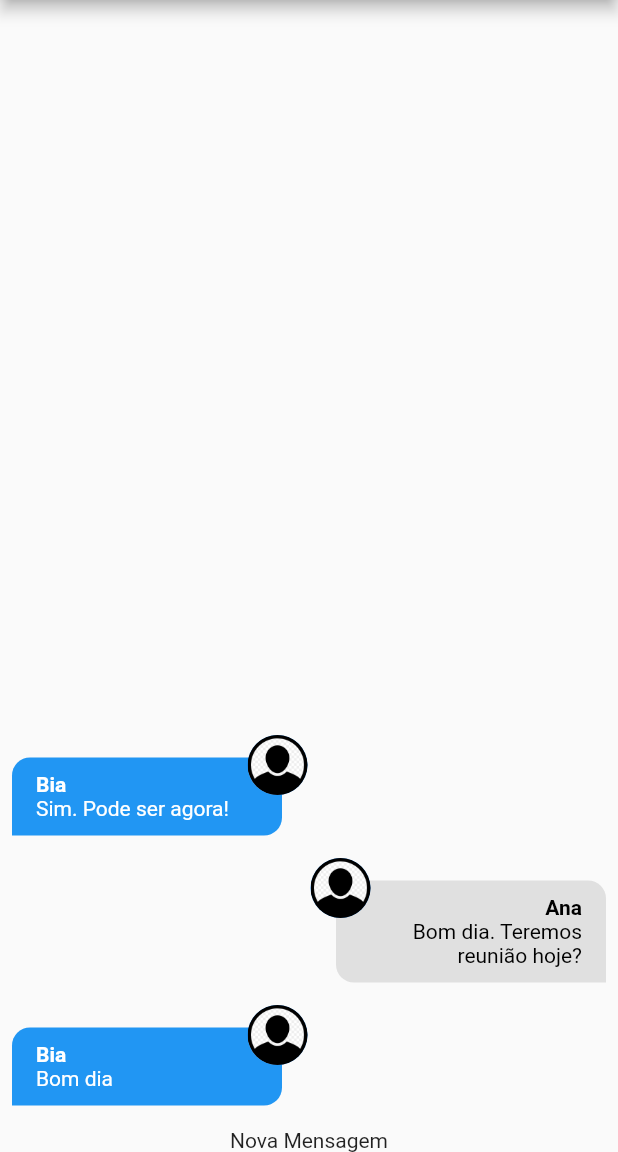
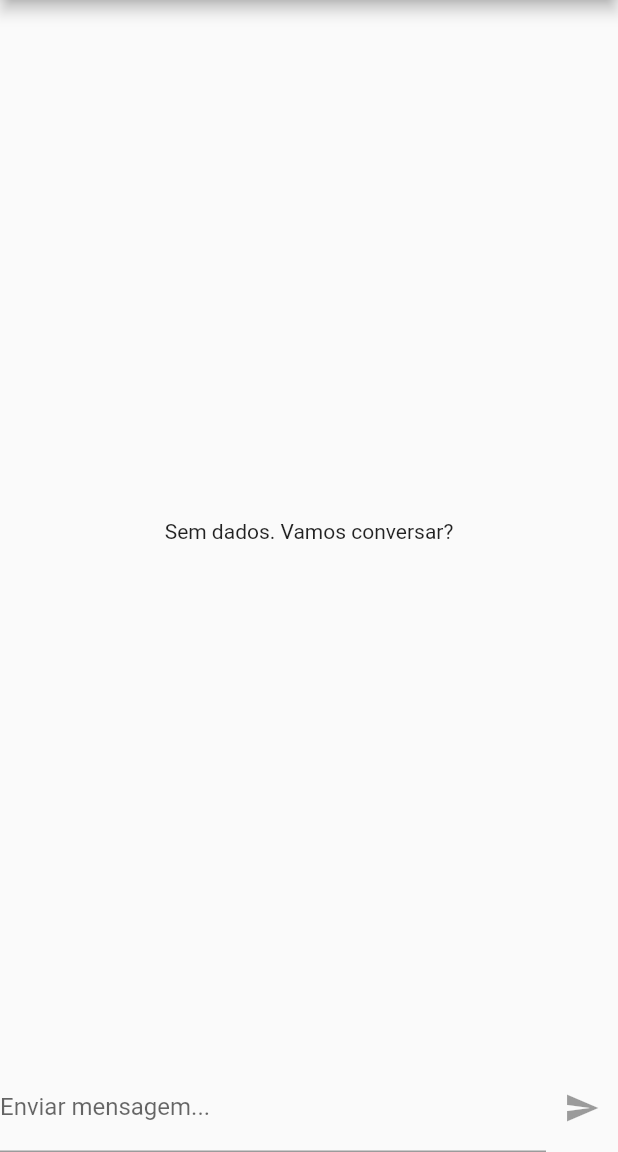
Before and after one commit to lucasgaldinodev/cod3r_flutter_chat, a Flutter app: the screen it shows after launch, on a phone screen of 412 x 824 dp, the part 84-1236 px from its top. Run offline on Flutter 3.47's test engine with Material 2 defaults, Android fonts, the phone set to English and light mode, and no system bars; our stand-ins replace image_picker; accounts and stored records are empty.

Commit message:
385_componente_new_message

```diff
--- a/lib/components/new_message.dart
+++ b/lib/components/new_message.dart
@@ -1,12 +1,50 @@
+import 'package:chat/core/services/auth/auth_service.dart';
+import 'package:chat/core/services/chat/chat_service.dart';
 import 'package:flutter/material.dart';
 
-class NewMessage extends StatelessWidget {
+class NewMessage extends StatefulWidget {
   const NewMessage({super.key});
 
   @override
+  State<NewMessage> createState() => _NewMessageState();
+}
+
+class _NewMessageState extends State<NewMessage> {
+  String _message = '';
+  final _messageController = TextEditingController();
+
+  Future<void> _sendMessage() async {
+    final user = AuthService().currentUser;
+
+    if (user != null) {
+      await ChatService().save(_message, user);
+      _messageController.clear();
+    }
+  }
+
+  @override
   Widget build(BuildContext context) {
-    return const Center(
-      child: Text('Nova Mensagem'),
+    return Row(
+      children: [
+        Expanded(
+          child: TextField(
+            controller: _messageController,
+            onChanged: (msg) => setState(() => _message = msg),
+            decoration: InputDecoration(
+              labelText: 'Enviar mensagem...',
+            ),
+            onSubmitted: (_) {
+              if (_message.trim().isNotEmpty) {
+                _sendMessage();
+              }
+            },
+          ),
+        ),
+        IconButton(
+          icon: Icon(Icons.send),
+          onPressed: _message.trim().isEmpty ? null : _sendMessage,
+        ),
+      ],
     );
   }
 }
--- a/lib/core/services/chat/chat_mock_service.dart
+++ b/lib/core/services/chat/chat_mock_service.dart
@@ -5,32 +5,7 @@ import 'package:chat/core/models/chat_user.dart';
 import 'package:chat/core/services/chat/chat_service.dart';
 
 class ChatMockService implements ChatService {
-  static final List<ChatMessage> _msgs = [
-    ChatMessage(
-      id: '1',
-      text: 'Bom dia',
-      createdAt: DateTime.now(),
-      userId: '123',
-      userName: 'Bia',
-      userImageUrl: 'assets/images/avatar.png',
-    ),
-    ChatMessage(
-      id: '2',
-      text: 'Bom dia. Teremos reunião hoje?',
-      createdAt: DateTime.now(),
-      userId: '456',
-      userName: 'Ana',
-      userImageUrl: 'assets/images/avatar.png',
-    ),
-    ChatMessage(
-      id: '3',
-      text: 'Sim. Pode ser agora!',
-      createdAt: DateTime.now(),
-      userId: '123',
-      userName: 'Bia',
-      userImageUrl: 'assets/images/avatar.png',
-    ),
-  ];
+  static final List<ChatMessage> _msgs = [];
 
   static MultiStreamController<List<ChatMessage>>? _controller;
   static final _msgsStream = Stream<List<ChatMessage>>.multi((controller) {
@@ -54,7 +29,7 @@ class ChatMockService implements ChatService {
       userImageUrl: user.imageUrl,
     );
     _msgs.add(newMessage);
-    _controller?.add(_msgs);
+    _controller?.add(_msgs.reversed.toList());
     return newMessage;
   }
 }
```
